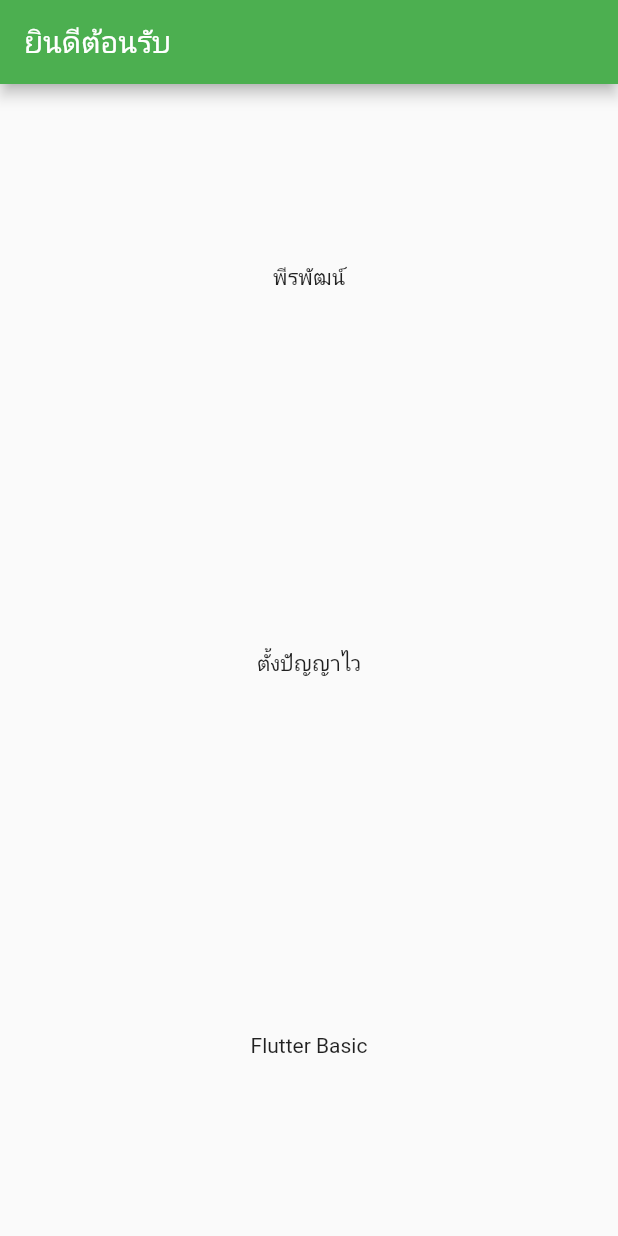
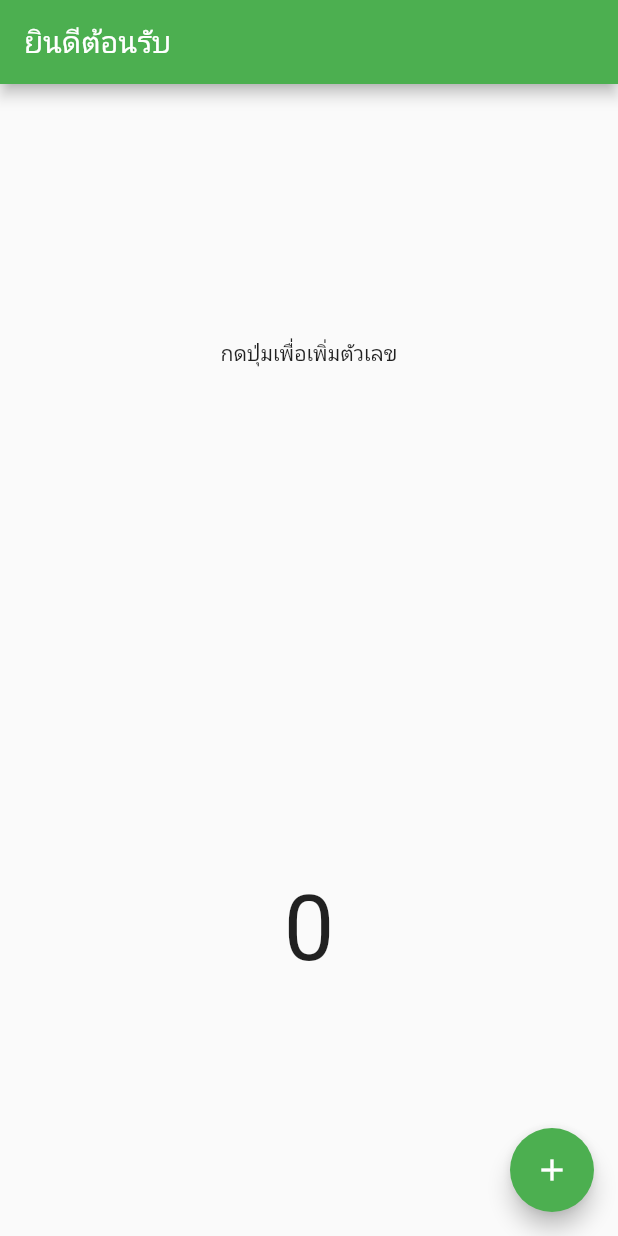
Before and after one commit to peerapattop/flutter-basic, a Flutter app: the screen it shows after launch, on a phone screen of 412 x 824 dp. Run offline on Flutter 3.47's test engine with Material 2 defaults, Android fonts, the phone set to English and light mode, and no system bars.

Commit message:
ปุ่มและไอคอน

```diff
--- a/lib/main.dart
+++ b/lib/main.dart
@@ -8,7 +8,8 @@ void main() {
 
 //สร้าง Widget ด้วย StatelessWidget
 class MyApp extends StatelessWidget {
-  const MyApp({super.key});
+  int number = 0; //สร้าง state
+  // const MyApp({super.key});
 
   @override
   Widget build(BuildContext context) {
@@ -21,13 +22,21 @@ class MyApp extends StatelessWidget {
         body: Center(
             //Colum Widget
             child: Column(
-          mainAxisAlignment: MainAxisAlignment.spaceAround, //กำหนดตำแหน่งข้อความ
+          mainAxisAlignment:
+              MainAxisAlignment.spaceAround, //กำหนดตำแหน่งข้อความ
           children: [
-            Text("พีรพัฒน์"),
-            Text("ตั้งปัญญาไว"),
-            Text("Flutter Basic")
+            Text("กดปุ่มเพื่อเพิ่มตัวเลข"),
+            Text(
+              "$number",
+              style: TextStyle(fontSize: 60),
+            )
           ],
-        )),
+        )
+      ),
+        floatingActionButton: FloatingActionButton(
+          onPressed: () {},
+          child: Icon(Icons.add),
+        ),
       ),
       theme: ThemeData(primarySwatch: Colors.green),
     );
```
